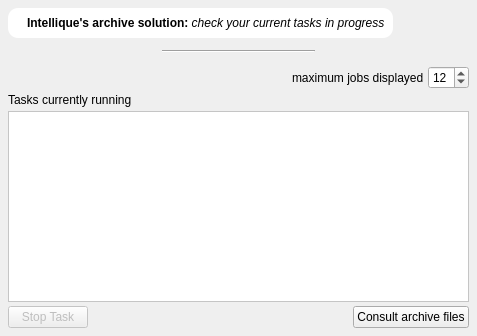
Above: src/gui/jobwidget.ui from Intellique/client before the change. Below: the same form after it.
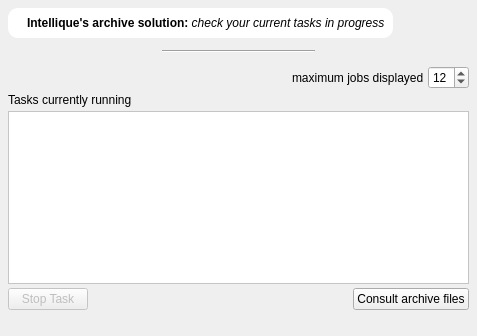
That is the form after the change. Icons and pictures are not drawn.

Patch:
```diff
--- a/src/gui/jobwidget.ui
+++ b/src/gui/jobwidget.ui
@@ -242,6 +242,9 @@
      </item>
     </layout>
    </item>
+   <item>
+    <widget class="QLabel" name="lblRunningTask"/>
+   </item>
   </layout>
  </widget>
  <resources/>
```
